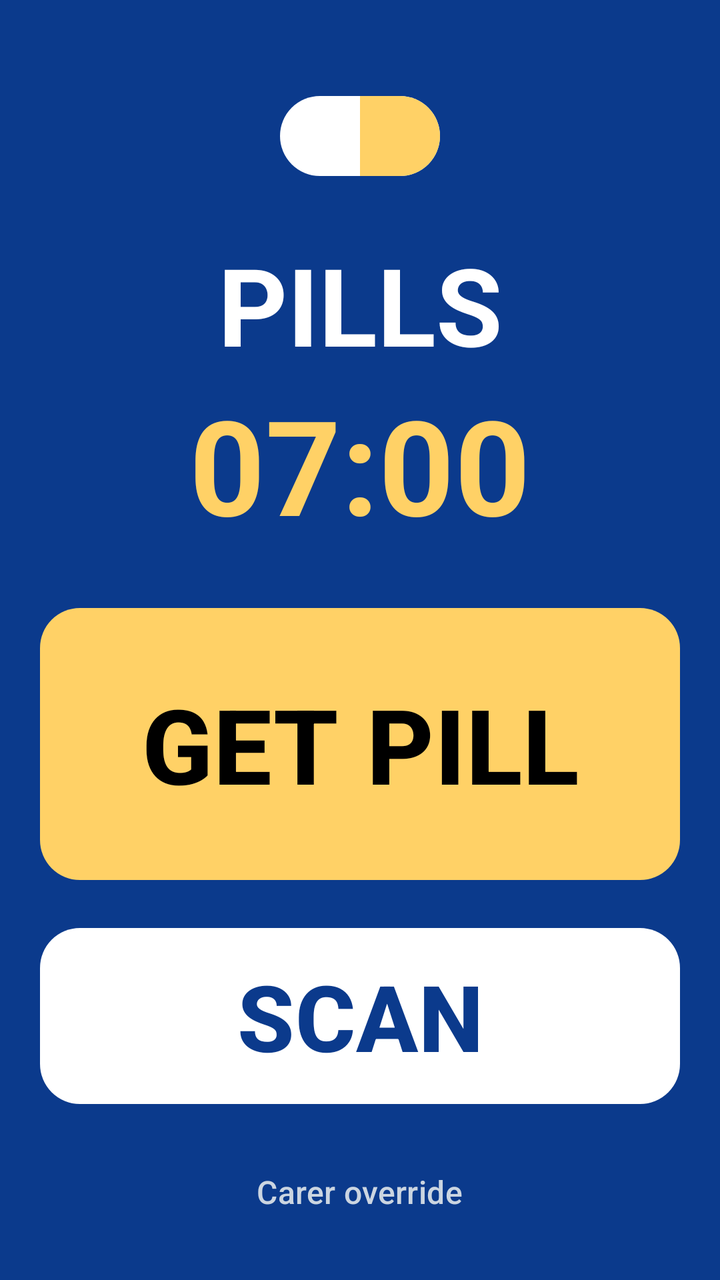
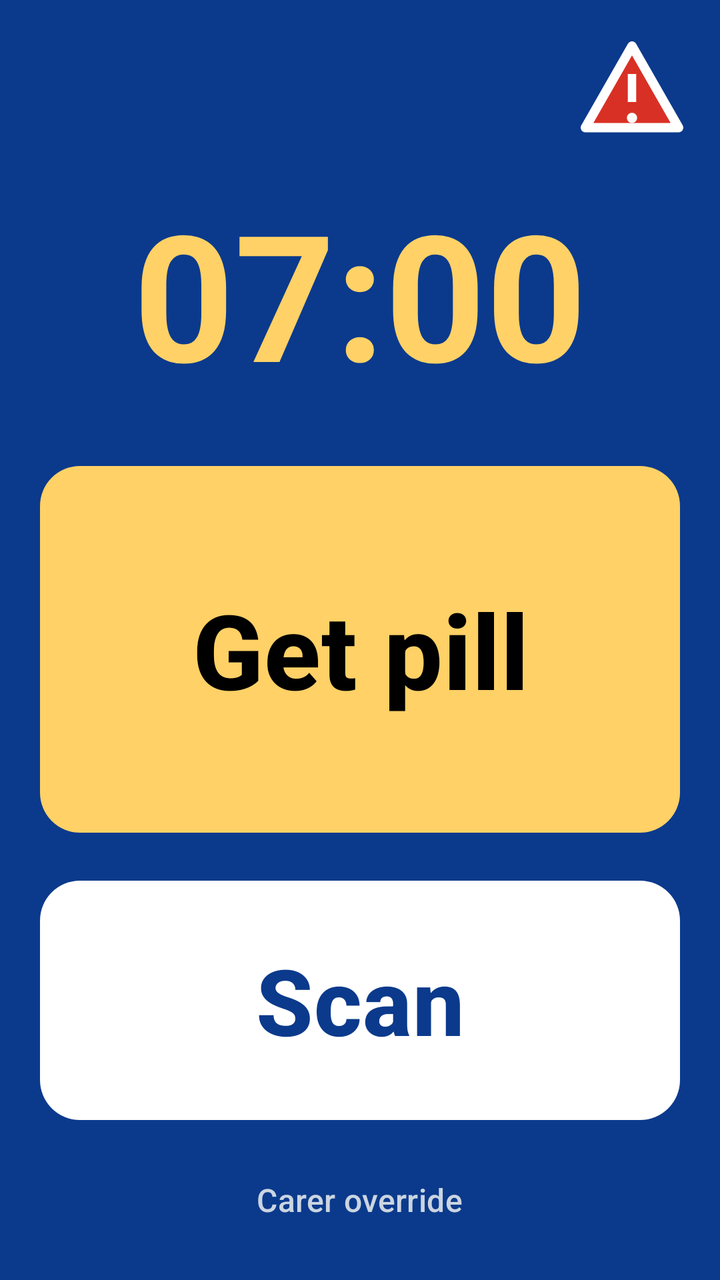

Before-and-after screenshots of an Android layout around one commit, followed by the original layout XML and the change that was made.
<!-- AndroidManifest.xml: activity theme Theme.PillGuard.Alarm -->
<!-- res/layout/activity_alarm.xml -->
<?xml version="1.0" encoding="utf-8"?>
<LinearLayout xmlns:android="http://schemas.android.com/apk/res/android"
    android:layout_width="match_parent"
    android:layout_height="match_parent"
    android:orientation="vertical"
    android:gravity="center"
    android:padding="20dp"
    android:background="@color/pill_alarm_bg">

    <ImageView
        android:id="@+id/alarmGlyph"
        android:layout_width="96dp"
        android:layout_height="96dp"
        android:src="@drawable/ic_pill_big"
        android:contentDescription="Pills" />

    <TextView
        android:id="@+id/alarmTitle"
        android:layout_width="match_parent"
        android:layout_height="wrap_content"
        android:text="PILLS"
        android:textColor="@color/white"
        android:textSize="54sp"
        android:textStyle="bold"
        android:maxLines="1"
        android:gravity="center" />

    <TextView
        android:id="@+id/alarmTime"
        android:layout_width="match_parent"
        android:layout_height="wrap_content"
        android:text="07:00"
        android:textColor="#FFD166"
        android:textSize="66sp"
        android:textStyle="bold"
        android:maxLines="1"
        android:gravity="center" />

    <Button
        android:id="@+id/btnGoing"
        style="@style/AlarmButtonPrimary"
        android:layout_width="match_parent"
        android:layout_height="0dp"
        android:layout_weight="3"
        android:textSize="52sp"
        android:text="GET PILL" />

    <Button
        android:id="@+id/btnTaking"
        style="@style/AlarmButtonAlt"
        android:layout_width="match_parent"
        android:layout_height="0dp"
        android:layout_weight="2"
        android:textSize="46sp"
        android:text="SCAN" />

    <Button
        android:id="@+id/btnOverride"
        style="@style/Widget.Material3.Button.TextButton"
        android:layout_width="wrap_content"
        android:layout_height="wrap_content"
        android:layout_marginTop="16dp"
        android:textColor="@color/hint_on_dark"
        android:textSize="16sp"
        android:textAllCaps="false"
        android:text="@string/carer_override" />
</LinearLayout>
<!-- resources referenced by this layout -->
<resources>
  <color name="hint_on_dark">#CBD5E1</color>
  <color name="pill_alarm_bg">#0B3A8C</color>
  <color name="white">#FFFFFF</color>
  <!-- drawable ic_pill_big (drawable) -->
  <vector xmlns:android="http://schemas.android.com/apk/res/android"
      android:width="120dp"
      android:height="120dp"
      android:viewportWidth="24"
      android:viewportHeight="24">
      
      <path
          android:fillColor="#FFFFFF"
          android:pathData="M7,7 L17,7 A5,5 0 0 1 17,17 L7,17 A5,5 0 0 1 7,7 Z" />
      <path
          android:fillColor="#FFD166"
          android:pathData="M12,7 L17,7 A5,5 0 0 1 17,17 L12,17 Z" />
  </vector>
  <string name="carer_override">Carer override</string>
  <style name="AlarmButtonAlt" parent="Widget.Material3.Button">
          <item name="backgroundTint">@color/btn_alt_bg</item>
          <item name="android:textColor">@color/btn_alt_text_pill</item>
          <item name="rippleColor">#33000000</item>
          <item name="android:textAllCaps">false</item>
          <item name="android:textStyle">bold</item>
          <item name="cornerRadius">20dp</item>
          <item name="android:layout_marginTop">16dp</item>
      </style>
  <style name="AlarmButtonPrimary" parent="Widget.Material3.Button">
          <item name="backgroundTint">@color/btn_primary_bg</item>
          <item name="android:textColor">@color/btn_primary_text</item>
          <item name="rippleColor">#33000000</item>
          <item name="android:textAllCaps">false</item>
          <item name="android:textStyle">bold</item>
          <item name="cornerRadius">20dp</item>
          <item name="android:layout_marginTop">24dp</item>
      </style>
  <style name="Theme.PillGuard.Alarm" parent="Theme.Material3.Dark.NoActionBar">
          <item name="colorPrimary">@color/brand</item>
          <item name="android:windowBackground">@color/pill_alarm_bg</item>
          <item name="android:statusBarColor">@color/pill_alarm_bg</item>
          <item name="android:navigationBarColor">@color/pill_alarm_bg</item>
      </style>
  <color name="btn_alt_bg">#FFFFFF</color>
  <color name="btn_alt_text_pill">#0B3A8C</color>
  <color name="btn_primary_bg">#FFD166</color>
  <color name="btn_primary_text">#000000</color>
  <color name="brand">#1E5AA8</color>
</resources>

<!-- the commit's change to res/layout/activity_alarm.xml (unified diff, before → after) -->
@@ -1,67 +1,69 @@
 <?xml version="1.0" encoding="utf-8"?>
-<LinearLayout xmlns:android="http://schemas.android.com/apk/res/android"
+<FrameLayout xmlns:android="http://schemas.android.com/apk/res/android"
     android:layout_width="match_parent"
     android:layout_height="match_parent"
-    android:orientation="vertical"
-    android:gravity="center"
-    android:padding="20dp"
     android:background="@color/pill_alarm_bg">
 
-    <ImageView
-        android:id="@+id/alarmGlyph"
-        android:layout_width="96dp"
-        android:layout_height="96dp"
-        android:src="@drawable/ic_pill_big"
-        android:contentDescription="Pills" />
+    <LinearLayout
+        android:layout_width="match_parent"
+        android:layout_height="match_parent"
+        android:orientation="vertical"
+        android:gravity="center"
+        android:paddingLeft="20dp"
+        android:paddingRight="20dp"
+        android:paddingTop="88dp"
+        android:paddingBottom="16dp">
 
-    <TextView
-        android:id="@+id/alarmTitle"
-        android:layout_width="match_parent"
-        android:layout_height="wrap_content"
-        android:text="PILLS"
-        android:textColor="@color/white"
-        android:textSize="54sp"
-        android:textStyle="bold"
-        android:maxLines="1"
-        android:gravity="center" />
+        <TextView
+            android:id="@+id/alarmTime"
+            android:layout_width="match_parent"
+            android:layout_height="wrap_content"
+            android:text="07:00"
+            android:textColor="#FFD166"
+            android:textSize="88sp"
+            android:textStyle="bold"
+            android:maxLines="1"
+            android:gravity="center" />
 
-    <TextView
-        android:id="@+id/alarmTime"
-        android:layout_width="match_parent"
-        android:layout_height="wrap_content"
-        android:text="07:00"
-        android:textColor="#FFD166"
-        android:textSize="66sp"
-        android:textStyle="bold"
-        android:maxLines="1"
-        android:gravity="center" />
+        <Button
+            android:id="@+id/btnGoing"
+            style="@style/AlarmButtonPrimary"
+            android:layout_width="match_parent"
+            android:layout_height="0dp"
+            android:layout_weight="3"
+            android:textSize="52sp"
+            android:text="Get pill" />
 
-    <Button
-        android:id="@+id/btnGoing"
-        style="@style/AlarmButtonPrimary"
-        android:layout_width="match_parent"
-        android:layout_height="0dp"
-        android:layout_weight="3"
-        android:textSize="52sp"
-        android:text="GET PILL" />
+        <Button
+            android:id="@+id/btnTaking"
+            style="@style/AlarmButtonAlt"
+            android:layout_width="match_parent"
+            android:layout_height="0dp"
+            android:layout_weight="2"
+            android:textSize="46sp"
+            android:text="Scan" />
 
-    <Button
-        android:id="@+id/btnTaking"
-        style="@style/AlarmButtonAlt"
-        android:layout_width="match_parent"
-        android:layout_height="0dp"
-        android:layout_weight="2"
-        android:textSize="46sp"
-        android:text="SCAN" />
+        <Button
+            android:id="@+id/btnOverride"
+            style="@style/Widget.Material3.Button.TextButton"
+            android:layout_width="wrap_content"
+            android:layout_height="wrap_content"
+            android:layout_marginTop="12dp"
+            android:textColor="@color/hint_on_dark"
+            android:textSize="16sp"
+            android:textAllCaps="false"
+            android:text="@string/carer_override" />
+    </LinearLayout>
 
-    <Button
-        android:id="@+id/btnOverride"
-        style="@style/Widget.Material3.Button.TextButton"
-        android:layout_width="wrap_content"
-        android:layout_height="wrap_content"
-        android:layout_marginTop="16dp"
-        android:textColor="@color/hint_on_dark"
-        android:textSize="16sp"
-        android:textAllCaps="false"
-        android:text="@string/carer_override" />
-</LinearLayout>
+    <ImageButton
+        android:id="@+id/btnDelay"
+        android:layout_width="76dp"
+        android:layout_height="76dp"
+        android:layout_gravity="top|end"
+        android:layout_margin="6dp"
+        android:padding="10dp"
+        android:background="?attr/selectableItemBackgroundBorderless"
+        android:src="@drawable/ic_delay_warning"
+        android:scaleType="fitCenter"
+        android:contentDescription="Delay this alarm by one hour" />
+</FrameLayout>
<!-- resource entries referenced after the edit -->
@@ -2,20 +2,26 @@
 <resources>
   <color name="hint_on_dark">#CBD5E1</color>
   <color name="pill_alarm_bg">#0B3A8C</color>
-  <color name="white">#FFFFFF</color>
-  <!-- drawable ic_pill_big (drawable) -->
+  <!-- drawable ic_delay_warning (drawable) -->
   <vector xmlns:android="http://schemas.android.com/apk/res/android"
-      android:width="120dp"
-      android:height="120dp"
+      android:width="56dp"
+      android:height="56dp"
       android:viewportWidth="24"
       android:viewportHeight="24">
       
       <path
+          android:fillColor="#D93025"
+          android:strokeColor="#FFFFFF"
+          android:strokeWidth="2.0"
+          android:strokeLineJoin="round"
+          android:pathData="M12,3 L22,20.5 L2,20.5 Z" />
+      
+      <path
           android:fillColor="#FFFFFF"
-          android:pathData="M7,7 L17,7 A5,5 0 0 1 17,17 L7,17 A5,5 0 0 1 7,7 Z" />
+          android:pathData="M11.1,9 h1.8 v6 h-1.8 Z" />
       <path
-          android:fillColor="#FFD166"
-          android:pathData="M12,7 L17,7 A5,5 0 0 1 17,17 L12,17 Z" />
+          android:fillColor="#FFFFFF"
+          android:pathData="M12,18.4 m-1.1,0 a1.1,1.1 0 1,0 2.2,0 a1.1,1.1 0 1,0 -2.2,0" />
   </vector>
   <string name="carer_override">Carer override</string>
   <style name="AlarmButtonAlt" parent="Widget.Material3.Button">
